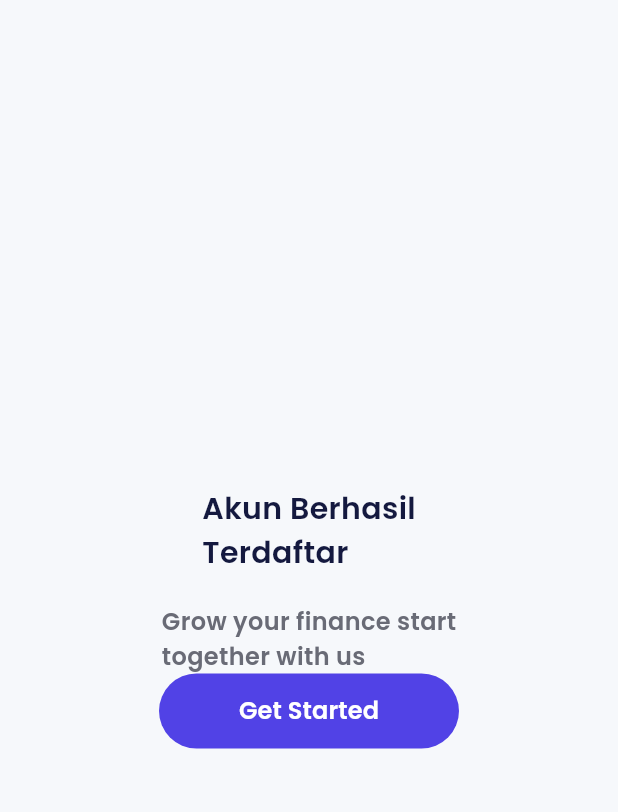
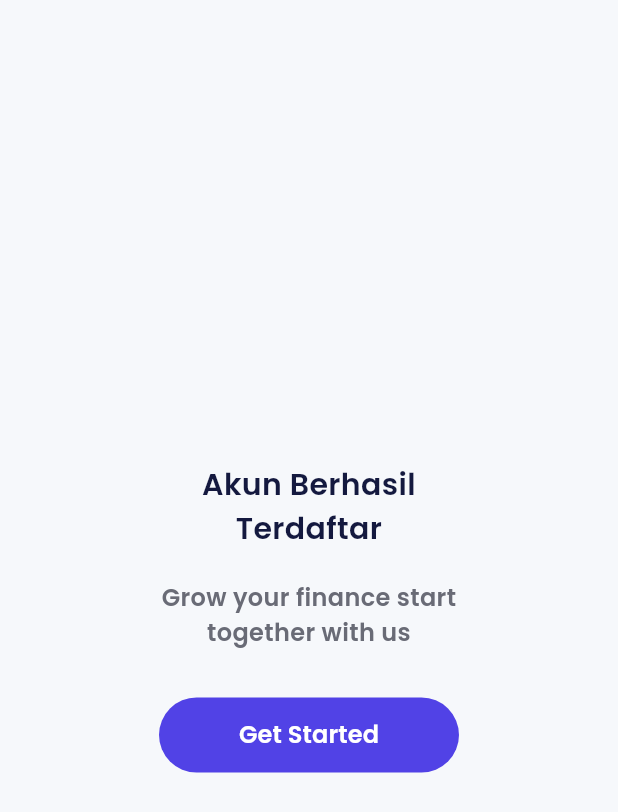
Before and after one commit to NasFahmi/project_bank_sha, a Flutter app: the RegisterSuccessPage screen opened by its route, on a phone screen of 412 x 824 dp. Shown: the top 812 px of the screen. Run offline on Flutter 3.47's test engine with Material 3 defaults, Android fonts, the light colour scheme and no system bars; our stand-ins replace carousel_slider, device_preview, fluentui_system_icons, google_fonts, image_cropper, image_picker.

Commit message:
fixing style register success

```diff
--- a/lib/presetation/ui/pages/auth/register_success.dart
+++ b/lib/presetation/ui/pages/auth/register_success.dart
@@ -19,6 +19,7 @@ class RegisterSuccessPage extends StatelessWidget {
             children: [
               Text(
                 'Akun Berhasil\nTerdaftar',
+                textAlign: TextAlign.center,
                 style: TextStyle(
                   color: tittleColorFont,
                   fontSize: SizeConfig.calMultiplierText(20),
@@ -30,11 +31,15 @@ class RegisterSuccessPage extends StatelessWidget {
               ),
               Text(
                 'Grow your finance start\ntogether with us',
+                textAlign: TextAlign.center,
                 style: TextStyle(
                   color: btnSecoundryColor,
                   fontSize: SizeConfig.calMultiplierText(16),
                   fontWeight: FontWeight.w600,
                 ),
+              ),
+              SizedBox(
+                height: SizeConfig.calHeightMultiplier(32),
               ),
               Container(
                 width: SizeConfig.calWidthMultiplier(200),
```
